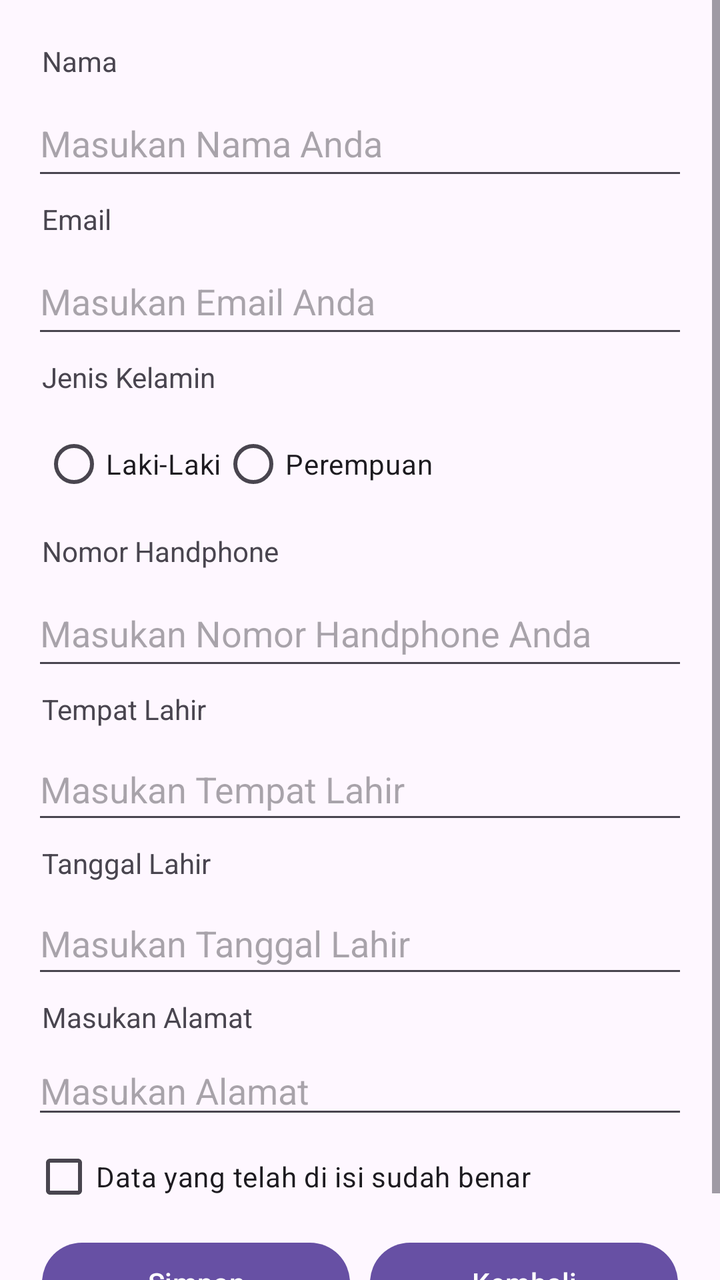
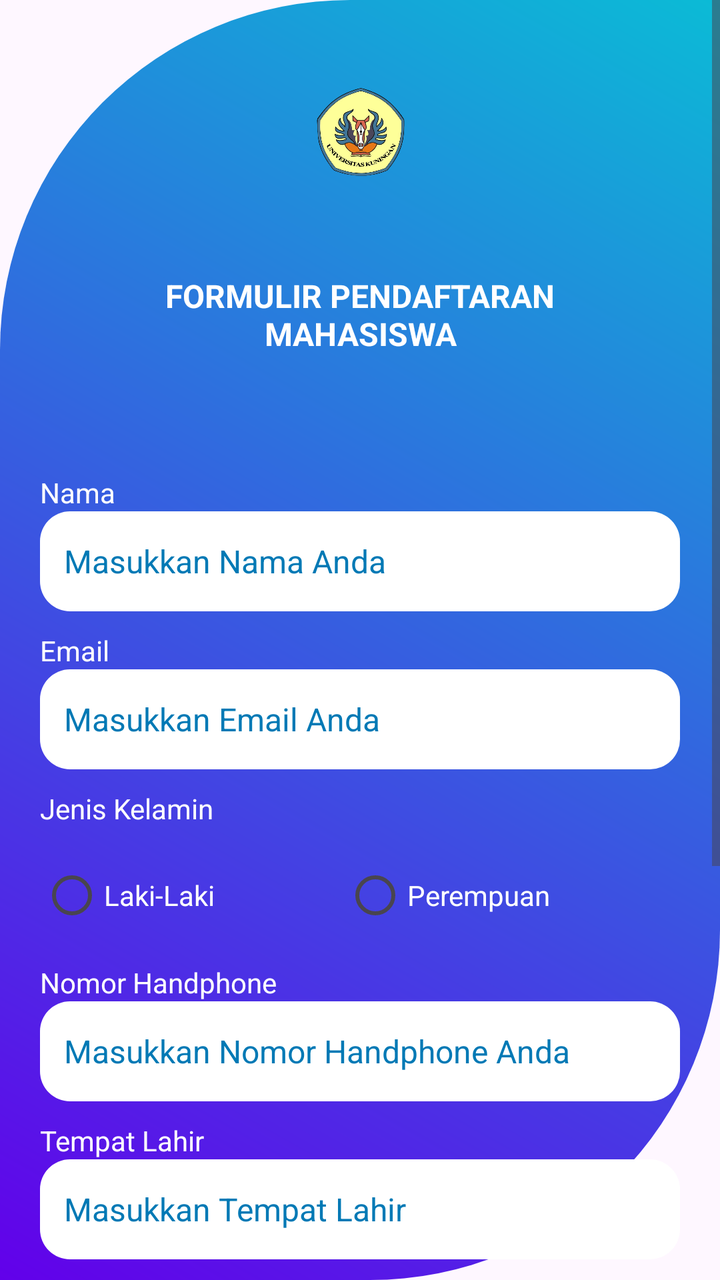

Compare the two renders of this Android layout. The source of the first and the diff that turns it into the second are given below.
<!-- AndroidManifest.xml: application theme Theme.Halaman_login -->
<!-- res/layout/activity_pendaftaran.xml -->
<?xml version="1.0" encoding="utf-8"?>
<LinearLayout xmlns:android="http://schemas.android.com/apk/res/android"
    xmlns:tools="http://schemas.android.com/tools"
    android:layout_width="match_parent"
    android:layout_height="match_parent"
    android:orientation="vertical"
    tools:context=".Pendaftaran">

    <ScrollView
        android:layout_width="match_parent"
        android:layout_height="match_parent">

        <LinearLayout
            android:layout_width="match_parent"
            android:layout_height="wrap_content"
            android:orientation="vertical"
            android:padding="16dp">

            
            <TextView
                android:layout_width="match_parent"
                android:layout_height="wrap_content"
                android:padding="5dp"
                android:text="Nama" />

            <EditText
                android:id="@+id/editTextNama"
                android:layout_width="match_parent"
                android:layout_height="50dp"
                android:hint="Masukan Nama Anda" />

            
            <TextView
                android:layout_width="match_parent"
                android:layout_height="wrap_content"
                android:padding="5dp"
                android:text="Email" />

            <EditText
                android:id="@+id/edtEmail"
                android:layout_width="match_parent"
                android:layout_height="50dp"
                android:ems="10"
                android:hint="Masukan Email Anda"
                android:inputType="textEmailAddress" />

            
            <TextView
                android:layout_width="match_parent"
                android:layout_height="wrap_content"
                android:padding="5dp"
                android:text="Jenis Kelamin" />

            <RadioGroup
                android:id="@+id/rgGender"
                android:layout_width="match_parent"
                android:layout_height="wrap_content"
                android:orientation="horizontal"
                android:padding="5dp"
                android:textAlignment="center">

                <RadioButton
                    android:id="@+id/rbLaki"
                    android:layout_width="wrap_content"
                    android:layout_height="wrap_content"
                    android:text="Laki-Laki" />

                <RadioButton
                    android:id="@+id/rbPerempuan"
                    android:layout_width="wrap_content"
                    android:layout_height="wrap_content"
                    android:text="Perempuan" />
            </RadioGroup>

            
            <TextView
                android:layout_width="match_parent"
                android:layout_height="wrap_content"
                android:padding="5dp"
                android:text="Nomor Handphone" />

            <EditText
                android:id="@+id/edtPhone"
                android:layout_width="match_parent"
                android:layout_height="50dp"
                android:ems="10"
                android:hint="Masukan Nomor Handphone Anda"
                android:inputType="phone" />

            
            <TextView
                android:layout_width="match_parent"
                android:layout_height="wrap_content"
                android:padding="5dp"
                android:text="Tempat Lahir" />

            <EditText
                android:id="@+id/edtTempatLahir"
                android:layout_width="match_parent"
                android:layout_height="wrap_content"
                android:ems="10"
                android:hint="Masukan Tempat Lahir"
                android:minHeight="48dp" />

            
            <TextView
                android:layout_width="match_parent"
                android:layout_height="wrap_content"
                android:padding="5dp"
                android:text="Tanggal Lahir" />

            <EditText
                android:id="@+id/edtTanggalLahir"
                android:layout_width="match_parent"
                android:layout_height="wrap_content"
                android:ems="10"
                android:hint="Masukan Tanggal Lahir"
                android:inputType="date"
                android:minHeight="48dp" />

            
            <TextView
                android:layout_width="match_parent"
                android:layout_height="wrap_content"
                android:padding="5dp"
                android:text="Masukan Alamat" />

            <EditText
                android:id="@+id/editTextTextMultiLine"
                android:layout_width="match_parent"
                android:layout_height="wrap_content"
                android:ems="10"
                android:gravity="start|top"
                android:hint="Masukan Alamat"
                android:inputType="textMultiLine" />

            <CheckBox
                android:id="@+id/checkBox"
                android:layout_width="match_parent"
                android:layout_height="wrap_content"
                android:text="Data yang telah di isi sudah benar" />

            <LinearLayout
                android:layout_width="match_parent"
                android:layout_height="wrap_content"
                android:orientation="horizontal">

                <Button
                    android:id="@+id/btn_simpan"
                    android:layout_width="0dp"
                    android:layout_height="wrap_content"
                    android:layout_weight="1"
                    android:layout_margin="5dp"
                    android:text="Simpan" />

                <Button
                    android:id="@+id/btn_kembali"
                    android:layout_width="0dp"
                    android:layout_height="wrap_content"
                    android:layout_weight="1"
                    android:layout_margin="5dp"
                    android:text="Kembali" />
            </LinearLayout>

        </LinearLayout>
    </ScrollView>

</LinearLayout>
<!-- resources referenced by this layout -->
<resources>
  <style name="Theme.Halaman_login" parent="Base.Theme.Halaman_login" />
  <style name="Base.Theme.Halaman_login" parent="Theme.Material3.DayNight.NoActionBar">
          
          
      </style>
</resources>

<!-- the commit's change to res/layout/activity_pendaftaran.xml (unified diff, before → after) -->
@@ -1,10 +1,12 @@
 <?xml version="1.0" encoding="utf-8"?>
-<LinearLayout xmlns:android="http://schemas.android.com/apk/res/android"
+<androidx.constraintlayout.widget.ConstraintLayout
+    xmlns:android="http://schemas.android.com/apk/res/android"
+    xmlns:app="http://schemas.android.com/apk/res-auto"
     xmlns:tools="http://schemas.android.com/tools"
     android:layout_width="match_parent"
     android:layout_height="match_parent"
-    android:orientation="vertical"
-    tools:context=".Pendaftaran">
+    android:background="@drawable/gradient_background"
+    android:orientation="vertical">
 
     <ScrollView
         android:layout_width="match_parent"
@@ -14,155 +16,178 @@
             android:layout_width="match_parent"
             android:layout_height="wrap_content"
             android:orientation="vertical"
-            android:padding="16dp">
+            android:padding="20dp"
+            tools:ignore="ExtraText">
 
-            
+            <ImageView
+                android:id="@+id/imageView2"
+                android:layout_width="60dp"
+                android:layout_height="60dp"
+                android:layout_gravity="center"
+                android:layout_marginTop="16dp"
+                app:srcCompat="@mipmap/logo_uniku" />
+
             <TextView
+                android:id="@+id/textView2"
                 android:layout_width="match_parent"
                 android:layout_height="wrap_content"
-                android:padding="5dp"
+                android:layout_marginTop="16dp"
+                android:layout_marginBottom="24dp"
+                android:text="FORMULIR PENDAFTARAN MAHASISWA"
+                android:textAlignment="center"
+                style="@style/judul" />
+
+            <TextView
+                style="@style/subjudul"
+                android:layout_width="match_parent"
+                android:layout_height="wrap_content"
                 android:text="Nama" />
 
             <EditText
                 android:id="@+id/editTextNama"
                 android:layout_width="match_parent"
-                android:layout_height="50dp"
-                android:hint="Masukan Nama Anda" />
+                android:layout_height="wrap_content"
+                android:hint="Masukkan Nama Anda"
+                style="@style/CustomEditText" />
 
-            
             <TextView
+                style="@style/subjudul"
                 android:layout_width="match_parent"
                 android:layout_height="wrap_content"
-                android:padding="5dp"
                 android:text="Email" />
 
             <EditText
                 android:id="@+id/edtEmail"
                 android:layout_width="match_parent"
-                android:layout_height="50dp"
+                android:layout_height="wrap_content"
+                android:hint="Masukkan Email Anda"
                 android:ems="10"
-                android:hint="Masukan Email Anda"
-                android:inputType="textEmailAddress" />
+                android:inputType="textEmailAddress"
+                style="@style/CustomEditText"
+                android:outlineAmbientShadowColor="#FFFFFFFF"
+                android:outlineSpotShadowColor="#FDFDFC" />
 
-            
             <TextView
+                style="@style/subjudul"
                 android:layout_width="match_parent"
                 android:layout_height="wrap_content"
-                android:padding="5dp"
                 android:text="Jenis Kelamin" />
 
             <RadioGroup
-                android:id="@+id/rgGender"
                 android:layout_width="match_parent"
                 android:layout_height="wrap_content"
                 android:orientation="horizontal"
-                android:padding="5dp"
+                android:outlineAmbientShadowColor="#F6D2D2"
+                android:outlineSpotShadowColor="#F3EAEA"
                 android:textAlignment="center">
 
                 <RadioButton
-                    android:id="@+id/rbLaki"
+                    android:id="@+id/rbnLaki"
+                    style="@style/subjudul"
                     android:layout_width="wrap_content"
                     android:layout_height="wrap_content"
+                    android:layout_weight="1"
                     android:text="Laki-Laki" />
 
                 <RadioButton
-                    android:id="@+id/rbPerempuan"
+                    android:id="@+id/rbnPerempuan"
+                    style="@style/subjudul"
                     android:layout_width="wrap_content"
                     android:layout_height="wrap_content"
+                    android:layout_weight="1"
                     android:text="Perempuan" />
             </RadioGroup>
 
-            
             <TextView
+                style="@style/subjudul"
                 android:layout_width="match_parent"
                 android:layout_height="wrap_content"
-                android:padding="5dp"
                 android:text="Nomor Handphone" />
 
             <EditText
-                android:id="@+id/edtPhone"
-                android:layout_width="match_parent"
-                android:layout_height="50dp"
-                android:ems="10"
-                android:hint="Masukan Nomor Handphone Anda"
-                android:inputType="phone" />
-
-            
-            <TextView
+                android:id="@+id/edtNoHP"
                 android:layout_width="match_parent"
                 android:layout_height="wrap_content"
-                android:padding="5dp"
+                android:hint="Masukkan Nomor Handphone Anda"
+                android:inputType="phone"
+                style="@style/CustomEditText" />
+
+            <TextView
+                style="@style/subjudul"
+                android:layout_width="match_parent"
+                android:layout_height="wrap_content"
                 android:text="Tempat Lahir" />
 
             <EditText
                 android:id="@+id/edtTempatLahir"
                 android:layout_width="match_parent"
                 android:layout_height="wrap_content"
-                android:ems="10"
-                android:hint="Masukan Tempat Lahir"
-                android:minHeight="48dp" />
+                android:hint="Masukkan Tempat Lahir"
+                style="@style/CustomEditText" />
 
-            
             <TextView
+                style="@style/subjudul"
                 android:layout_width="match_parent"
                 android:layout_height="wrap_content"
-                android:padding="5dp"
                 android:text="Tanggal Lahir" />
 
             <EditText
                 android:id="@+id/edtTanggalLahir"
                 android:layout_width="match_parent"
                 android:layout_height="wrap_content"
-                android:ems="10"
-                android:hint="Masukan Tanggal Lahir"
-                android:inputType="date"
-                android:minHeight="48dp" />
+                android:hint="Masukkan Tanggal Lahir"
+                android:inputType="datetime"
+                style="@style/CustomEditText" />
 
-            
             <TextView
+                style="@style/subjudul"
                 android:layout_width="match_parent"
                 android:layout_height="wrap_content"
-                android:padding="5dp"
-                android:text="Masukan Alamat" />
+                android:text="Alamat" />
 
             <EditText
-                android:id="@+id/editTextTextMultiLine"
+                android:id="@+id/edtTextMultiLine"
+                style="@style/CustomEditText"
                 android:layout_width="match_parent"
                 android:layout_height="wrap_content"
-                android:ems="10"
-                android:gravity="start|top"
-                android:hint="Masukan Alamat"
+                android:layout_marginTop="8dp"
+                android:layout_marginBottom="8dp"
+                android:layout_marginStart="8dp"
+                android:layout_marginEnd="8dp"
+                android:hint="Masukkan Alamat"
                 android:inputType="textMultiLine" />
 
             <CheckBox
                 android:id="@+id/checkBox"
+                style="@style/subjudul"
                 android:layout_width="match_parent"
                 android:layout_height="wrap_content"
-                android:text="Data yang telah di isi sudah benar" />
+                android:layout_marginTop="8dp"
+                android:layout_marginBottom="8dp"
+                android:text="Data yang telah diisi sudah benar" />
 
             <LinearLayout
                 android:layout_width="match_parent"
-                android:layout_height="wrap_content"
+                android:layout_height="match_parent"
                 android:orientation="horizontal">
 
                 <Button
-                    android:id="@+id/btn_simpan"
-                    android:layout_width="0dp"
+                    android:id="@+id/btnSimpan"
+                    android:layout_width="match_parent"
                     android:layout_height="wrap_content"
                     android:layout_weight="1"
-                    android:layout_margin="5dp"
-                    android:text="Simpan" />
+                    android:text="Simpan"
+                    style="@style/newButton" />
 
                 <Button
                     android:id="@+id/btn_kembali"
-                    android:layout_width="0dp"
+                    android:layout_width="match_parent"
                     android:layout_height="wrap_content"
                     android:layout_weight="1"
-                    android:layout_margin="5dp"
-                    android:text="Kembali" />
+                    android:text="Kembali"
+                    style="@style/newButton" />
+
             </LinearLayout>
-
         </LinearLayout>
     </ScrollView>
-
-</LinearLayout>
+</androidx.constraintlayout.widget.ConstraintLayout>
<!-- resource entries referenced after the edit -->
@@ -1,9 +1,67 @@
 <!-- resources referenced by this layout -->
 <resources>
+  <!-- drawable gradient_background (drawable) -->
+  <?xml version="1.0" encoding="utf-8"?>
+  <layer-list xmlns:android="http://schemas.android.com/apk/res/android">
+      <item>
+          <shape android:shape="rectangle">
+              <gradient
+                  android:startColor="#6200EA"
+                  android:endColor="#0BBBD6"
+                  android:angle="45" />
+              <corners
+                  android:topLeftRadius="175dp"
+                  android:bottomRightRadius="175dp" /> </shape>
+      </item>
+  </layer-list>
+  <!-- mipmap logo_uniku: png bitmap (mipmap-hdpi, 235135 bytes) -->
+  <style name="CustomEditText" parent="Widget.MaterialComponents.TextInputLayout.FilledBox">
+          <item name="android:background">@drawable/bg_editteks</item>
+          <item name="android:textColor">@color/blue</item>
+          <item name="android:textColorHint">#0079B5</item>
+          <item name="android:padding">12dp</item>
+          <item name="android:textSize">16sp</item>
+          <item name="android:minHeight">50dp</item>
+      </style>
+  <style name="judul" parent="Widget.MaterialComponents.TextView">
+          <item name="android:textColor">@color/white</item>
+          <item name="android:textSize">16sp</item>
+          <item name="android:textAllCaps">true</item>
+          <item name="android:textStyle">bold</item>
+          <item name="android:layout_marginTop">10dp</item>
+          <item name="android:padding">25dp</item>
+      </style>
+  <style name="newButton" parent="Widget.MaterialComponents.Button">
+          <item name="android:textColor">@color/black</item>
+          <item name="android:layout_marginTop">30dp</item>
+          <item name="android:textSize">12sp</item>
+          <item name="android:backgroundTint">@color/orange</item>
+          <item name="android:padding">2dp</item>
+          <item name="android:layout_margin">5dp</item>
+      </style>
+  <style name="subjudul" parent="Widget.MaterialComponents.TextView">
+          <item name="android:textColor">@color/white</item>
+          <item name="android:textSize">14sp</item>
+          <item name="android:capitalize">sentences</item>
+          <item name="android:fontFamily">sans-serif</item>
+          <item name="android:layout_marginTop">10dp</item>
+      </style>
   <style name="Theme.Halaman_login" parent="Base.Theme.Halaman_login" />
+  <!-- drawable bg_editteks (drawable) -->
+  <layer-list xmlns:android="http://schemas.android.com/apk/res/android">
+      <item>
+          <shape android:shape="rectangle">
+              <solid android:color="@color/white"></solid>
+              <corners android:radius="15dp"/> </shape>
+      </item>
+  </layer-list>
+  <color name="blue">#6200EA</color>
+  <color name="white">#FFFFFFFF</color>
+  <color name="black">#FF000000</color>
+  <color name="orange">#FFAB00</color>
   <style name="Base.Theme.Halaman_login" parent="Theme.Material3.DayNight.NoActionBar">
-          
-          
+          <item name="colorPrimary">@color/blue</item>
+          <item name="colorSecondary">@color/orange</item>
       </style>
 </resources>
 
